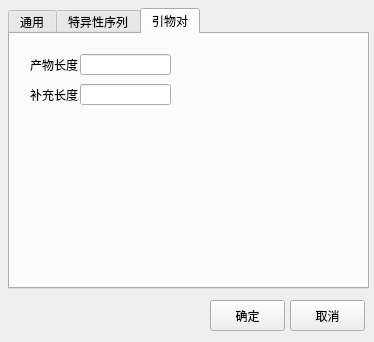
Above: dialogsettingproperties.ui from ChickenSeller/Primer-Maker before the change. Below: the same form after it.
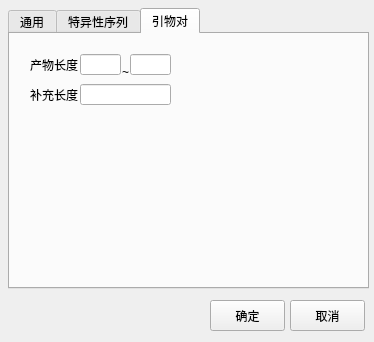
That is the form after the change. The open tabs and pages were chosen to show the change.

```diff
--- a/dialogsettingproperties.ui
+++ b/dialogsettingproperties.ui
@@ -275,7 +275,30 @@
       <rect>
        <x>70</x>
        <y>20</y>
-       <width>91</width>
+       <width>41</width>
+       <height>21</height>
+      </rect>
+     </property>
+    </widget>
+    <widget class="QLabel" name="label_9">
+     <property name="geometry">
+      <rect>
+       <x>112</x>
+       <y>30</y>
+       <width>16</width>
+       <height>16</height>
+      </rect>
+     </property>
+     <property name="text">
+      <string>~</string>
+     </property>
+    </widget>
+    <widget class="QLineEdit" name="lineEdit_9">
+     <property name="geometry">
+      <rect>
+       <x>120</x>
+       <y>20</y>
+       <width>41</width>
        <height>21</height>
       </rect>
      </property>
```
Left out of the diff: 2 changed lines with no effect on the pictures.
